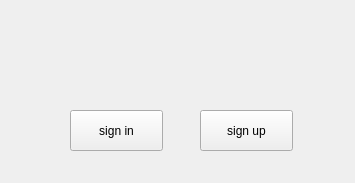
Above: client/loading.ui from AP-projects-4001/jan-ghahve before the change. Below: the same form after it.
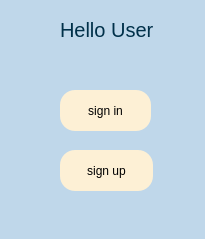
That is the form after the change.

The edit to the form file:
```diff
--- a/client/loading.ui
+++ b/client/loading.ui
@@ -6,22 +6,30 @@
    <rect>
     <x>0</x>
     <y>0</y>
-    <width>355</width>
-    <height>183</height>
+    <width>205</width>
+    <height>239</height>
    </rect>
   </property>
   <property name="windowTitle">
    <string>Form</string>
   </property>
+  <property name="styleSheet">
+   <string notr="true">background-color:rgb(191, 215, 234);
+</string>
+  </property>
   <widget class="QPushButton" name="pbn_signin">
    <property name="geometry">
     <rect>
-     <x>70</x>
-     <y>110</y>
-     <width>93</width>
+     <x>60</x>
+     <y>90</y>
+     <width>91</width>
      <height>41</height>
     </rect>
    </property>
+   <property name="styleSheet">
+    <string notr="true">background-color:rgb(253, 240, 213);
+border-radius: 15%;</string>
+   </property>
    <property name="text">
     <string>sign in</string>
    </property>
@@ -29,16 +37,37 @@
   <widget class="QPushButton" name="pbn_siginup">
    <property name="geometry">
     <rect>
-     <x>200</x>
-     <y>110</y>
+     <x>60</x>
+     <y>150</y>
      <width>93</width>
      <height>41</height>
     </rect>
    </property>
+   <property name="styleSheet">
+    <string notr="true">background-color:rgb(253, 240, 213);
+border-radius: 15%;</string>
+   </property>
    <property name="text">
     <string>sign up</string>
    </property>
   </widget>
+  <widget class="QLabel" name="label">
+   <property name="geometry">
+    <rect>
+     <x>60</x>
+     <y>20</y>
+     <width>111</width>
+     <height>20</height>
+    </rect>
+   </property>
+   <property name="styleSheet">
+    <string notr="true">color:rgb(0, 48, 73);
+font-size:20px;</string>
+   </property>
+   <property name="text">
+    <string>Hello User</string>
+   </property>
+  </widget>
  </widget>
  <resources/>
  <connections/>
```
